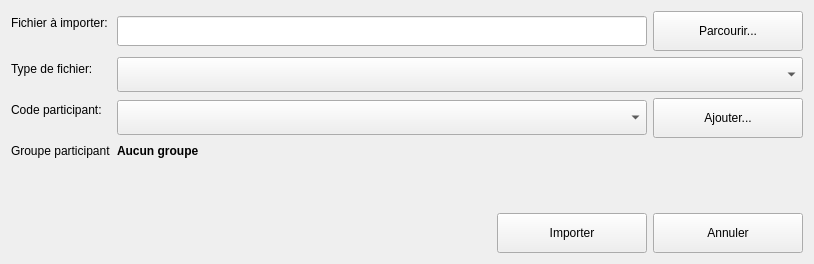
Above: python/resources/ui/ImportManager.ui from introlab/OpenIMU before the change. Below: the same form after it.
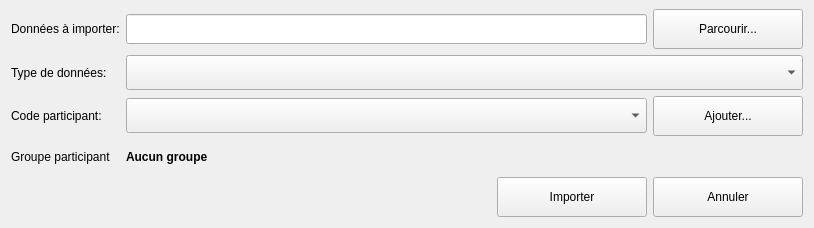
That is the form after the change. Icons and pictures are not drawn.

Commit message: Added batch file import.

The edit to the form file:
```diff
--- a/python/resources/ui/ImportManager.ui
+++ b/python/resources/ui/ImportManager.ui
@@ -7,13 +7,16 @@
     <x>0</x>
     <y>0</y>
     <width>814</width>
-    <height>264</height>
+    <height>228</height>
    </rect>
   </property>
   <property name="windowTitle">
    <string>Gestionnaire d'importation</string>
   </property>
   <layout class="QVBoxLayout" name="verticalLayout">
+   <property name="topMargin">
+    <number>9</number>
+   </property>
    <item>
     <layout class="QFormLayout" name="formLayout">
      <property name="sizeConstraint">
@@ -22,16 +25,28 @@
      <property name="fieldGrowthPolicy">
       <enum>QFormLayout::AllNonFixedFieldsGrow</enum>
      </property>
+     <property name="formAlignment">
+      <set>Qt::AlignLeading|Qt::AlignLeft|Qt::AlignTop</set>
+     </property>
+     <property name="topMargin">
+      <number>0</number>
+     </property>
      <item row="0" column="0">
       <widget class="QLabel" name="lblFileName">
        <property name="sizePolicy">
-        <sizepolicy hsizetype="Preferred" vsizetype="Preferred">
+        <sizepolicy hsizetype="Preferred" vsizetype="Expanding">
          <horstretch>0</horstretch>
          <verstretch>0</verstretch>
         </sizepolicy>
        </property>
+       <property name="maximumSize">
+        <size>
+         <width>16777215</width>
+         <height>30</height>
+        </size>
+       </property>
        <property name="text">
-        <string>Fichier à importer:</string>
+        <string>Données à importer:</string>
        </property>
       </widget>
      </item>
@@ -55,6 +70,12 @@
            <height>40</height>
           </size>
          </property>
+         <property name="maximumSize">
+          <size>
+           <width>16777215</width>
+           <height>40</height>
+          </size>
+         </property>
          <property name="cursor">
           <cursorShape>PointingHandCursor</cursorShape>
          </property>
@@ -70,8 +91,14 @@
      </item>
      <item row="1" column="0">
       <widget class="QLabel" name="lblFileType">
+       <property name="sizePolicy">
+        <sizepolicy hsizetype="Preferred" vsizetype="Expanding">
+         <horstretch>0</horstretch>
+         <verstretch>0</verstretch>
+        </sizepolicy>
+       </property>
        <property name="text">
-        <string>Type de fichier:</string>
+        <string>Type de données:</string>
        </property>
       </widget>
      </item>
@@ -145,6 +172,12 @@
      </item>
      <item row="2" column="0">
       <widget class="QLabel" name="lblParticipant">
+       <property name="sizePolicy">
+        <sizepolicy hsizetype="Preferred" vsizetype="Expanding">
+         <horstretch>0</horstretch>
+         <verstretch>0</verstretch>
+        </sizepolicy>
+       </property>
        <property name="text">
         <string>Code participant:</string>
        </property>
@@ -152,6 +185,12 @@
      </item>
      <item row="3" column="0">
       <widget class="QLabel" name="lblGroup">
+       <property name="sizePolicy">
+        <sizepolicy hsizetype="Preferred" vsizetype="Expanding">
+         <horstretch>0</horstretch>
+         <verstretch>0</verstretch>
+        </sizepolicy>
+       </property>
        <property name="text">
         <string>Groupe participant</string>
        </property>
@@ -159,6 +198,12 @@
      </item>
      <item row="3" column="1">
       <widget class="QLabel" name="lblGroupName">
+       <property name="sizePolicy">
+        <sizepolicy hsizetype="Preferred" vsizetype="Expanding">
+         <horstretch>0</horstretch>
+         <verstretch>0</verstretch>
+        </sizepolicy>
+       </property>
        <property name="font">
         <font>
          <weight>75</weight>
```
The commit also changes 9 other files.
